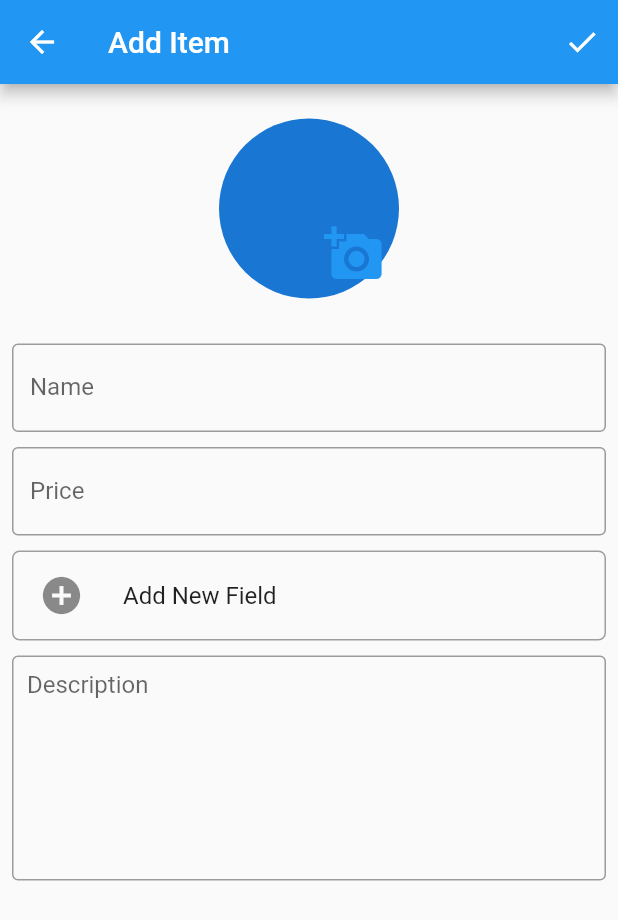
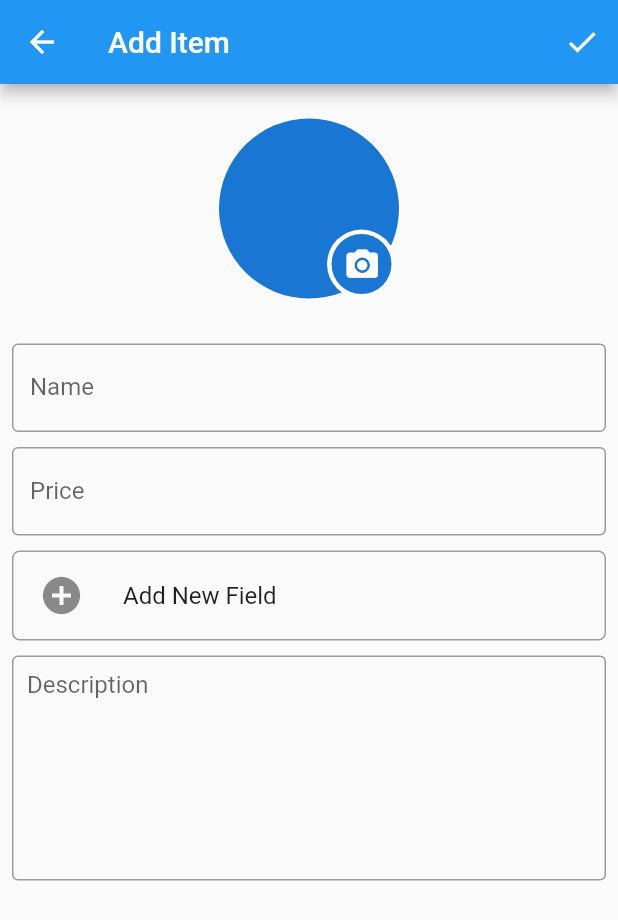
Before and after one commit to lajorr/project_1, a Flutter app: the screen it shows after launch, after a tap on the "add" icon, on a phone screen of 412 x 824 dp. Shown: the top 920 px of the screen. Run offline on Flutter 3.47's test engine with Material 2 defaults, Android fonts, the phone set to English and light mode, and no system bars; our stand-ins replace image_picker, sqflite_sqlcipher; accounts and stored records are empty.

```diff
--- a/lib/main.dart
+++ b/lib/main.dart
@@ -2,6 +2,7 @@ import 'package:flutter/material.dart';
 import 'package:my_app/provider/item_provider.dart';
 import 'package:my_app/screens/add_item_screen.dart';
 import 'package:my_app/screens/all_items_screen.dart';
+import 'package:my_app/screens/item_detail_screen.dart';
 import 'package:provider/provider.dart';
 
 void main() {
@@ -21,6 +22,7 @@ class MyApp extends StatelessWidget {
           debugShowCheckedModeBanner: false,
           routes: {
             AddItemScreen.routeName: (context) => const AddItemScreen(),
+            ItemDetailScreen.routeName: (context) => const ItemDetailScreen(),
           },
           home: const AllItemsScreen(),
         );
--- a/lib/model/item_model.dart
+++ b/lib/model/item_model.dart
@@ -6,7 +6,7 @@ class ItemModel {
   final String name;
   final double price;
   final String description;
-  final File? image;
+  final File image;
 
   ItemModel({
     required this.id,
--- a/lib/screens/add_item_screen.dart
+++ b/lib/screens/add_item_screen.dart
@@ -34,13 +34,51 @@ class _AddItemScreenState extends State<AddItemScreen> {
   final descController = TextEditingController();
 
   File? selectedImage;
-  void pickImage() async {
+  File? savedImage;
+
+  void pickImage() {
+    showDialog(
+      context: context,
+      builder: (context) => AlertDialog(
+        content: SizedBox(
+          height: 130,
+          child: Column(
+            children: [
+              ListTile(
+                leading: const Icon(Icons.photo_camera),
+                title: const Text('Camera'),
+                onTap: () => getImage(ImageSource.camera),
+              ),
+              const Divider(thickness: 2),
+              ListTile(
+                leading: const Icon(Icons.photo),
+                title: const Text('gallery'),
+                onTap: () => getImage(ImageSource.gallery),
+              ),
+            ],
+          ),
+        ),
+      ),
+    );
+    print(selectedImage);
+  }
+
+  void getImage(ImageSource source) async {
+    try {
       final picker = ImagePicker();
-    final image = await picker.pickImage(source: ImageSource.camera);
+      final image = await picker.pickImage(
+        source: source,
+      );
+      print(image);
 
       setState(() {
         selectedImage = File(image!.path);
       });
+    } on Exception catch (e) {
+      print(e);
+    }
+
+    Navigator.of(context).pop();
   }
 
   void onDone() {
@@ -58,11 +96,30 @@ class _AddItemScreenState extends State<AddItemScreen> {
     Navigator.of(context).pop();
   }
 
+  bool? isEdit;
+
   @override
   Widget build(BuildContext context) {
+    final data =
+        ModalRoute.of(context)!.settings.arguments as Map<String, Object>?;
+    isEdit = data!['isEdit'] as bool;
+    nameController.text = !isEdit!
+        ? ''
+        : data['title'] == null
+            ? ''
+            : data['title'] as String;
+    priceController.text = !isEdit!
+        ? ''
+        : (data['price'] == null ? '' : data['price'] as double).toString();
+    descController.text = !isEdit!
+        ? ''
+        : data['desc'] == null
+            ? ''
+            : data['desc'] as String;
+    savedImage = !isEdit! ? null : data['image'] as File;
     return Scaffold(
       appBar: AppBar(
-        title: const Text('Add Item'),
+        title: Text(!isEdit! ? 'Add Item' : 'Edit'),
         actions: [
           IconButton(
             onPressed: onDone,
@@ -82,10 +139,17 @@ class _AddItemScreenState extends State<AddItemScreen> {
               ),
               Stack(
                 alignment: Alignment.center,
+                clipBehavior: Clip.none,
                 children: [
                   Center(
                     child: CircleAvatar(
-                      backgroundImage: selectedImage == null
+                      backgroundImage: isEdit!
+                          ? savedImage == null
+                              ? null
+                              : FileImage(
+                                  savedImage!,
+                                )
+                          : selectedImage == null
                               ? null
                               : FileImage(
                                   selectedImage!,
@@ -94,15 +158,25 @@ class _AddItemScreenState extends State<AddItemScreen> {
                     ),
                   ),
                   Positioned(
-                    bottom: 10,
-                    left: 200,
+                    bottom: 0,
+                    left: 210,
+                    child: CircleAvatar(
+                      radius: 23,
+                      backgroundColor: Colors.white,
+                      child: CircleAvatar(
+                        // backgroundColor: Col,
+                        radius: 20,
+                        child: Center(
                           child: IconButton(
                               onPressed: pickImage,
-                        icon: Icon(
-                          Icons.add_a_photo,
-                          color: Theme.of(context).primaryColor,
-                          size: 40,
+                              icon: const Icon(
+                                Icons.photo_camera,
+                                color: Colors.white,
+                                size: 25,
                               )),
+                        ),
+                      ),
+                    ),
                   ),
                 ],
               ),
--- a/lib/widgets/item_grid.dart
+++ b/lib/widgets/item_grid.dart
@@ -27,7 +27,7 @@ class ItemGrid extends StatelessWidget {
           ),
         ),
         child: Image.file(
-          item.image!,
+          item.image,
           fit: BoxFit.cover,
         ),
       ),
--- a/pubspec.yaml
+++ b/pubspec.yaml
@@ -39,6 +39,7 @@ dependencies:
   image_picker: ^0.8.6+4
   sqflite_sqlcipher: ^2.1.1+1
   path: ^1.8.2
+  path_provider: ^2.0.13
 
 dev_dependencies:
   flutter_test:
```
Also changed, not shown: lib/helper/db_helper.dart (+10 -0 lines), lib/provider/item_provider.dart (+7 -1 lines), lib/screens/all_items_screen.dart (+12 -2 lines), lib/screens/item_detail_screen.dart (added, +122 -0 lines), pubspec.lock, 1 other file. Lines whose indentation alone changed are shown as unchanged.
